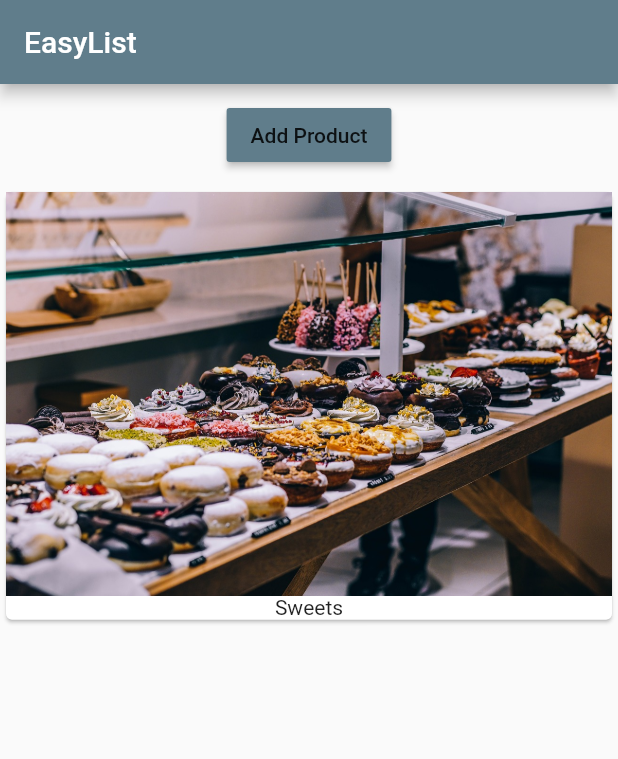
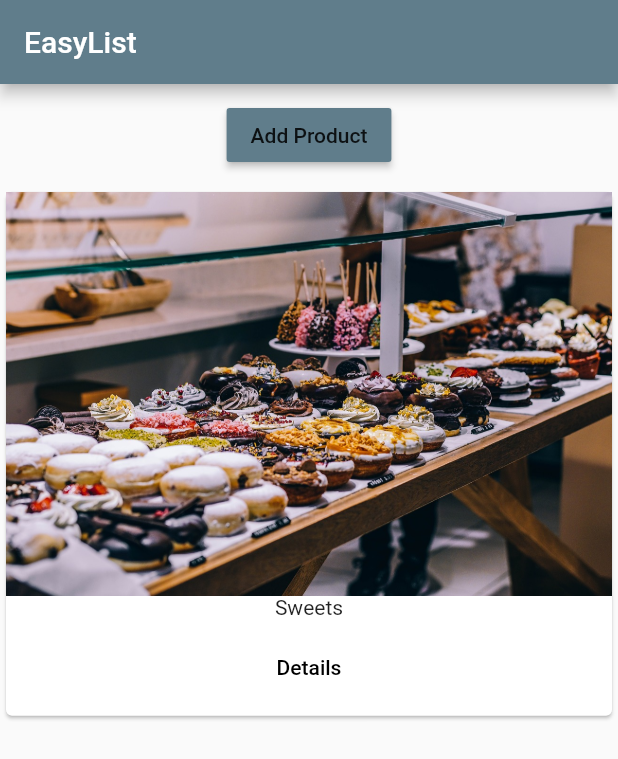
Before and after one commit to ElenaHrndz/food_app-flutter, a Flutter app: the screen it shows after launch, after a tap on "Add Product", on a phone screen of 412 x 824 dp. Shown: the top 759 px of the screen. Run offline on Flutter 3.47's test engine with Material 2 defaults, Android fonts, the phone set to English and light mode, and no system bars.

Commit message:
add pages

```diff
--- a/lib/main.dart
+++ b/lib/main.dart
@@ -1,7 +1,7 @@
 import 'package:flutter/material.dart';
 // import 'package:flutter/rendering.dart';
 
-import './product_manager.dart';
+import './pages/home.dart';
 
 void main(){
   // debugPaintSizeEnabled = true;
@@ -19,12 +19,7 @@ class MyApp extends StatelessWidget {
         brightness: Brightness.light,
         primarySwatch: Colors.blueGrey,
         accentColor: Colors.cyan),
-      home: Scaffold(
-        appBar: AppBar(
-          title: Text('EasyList'),
-        ),
-        body: ProductManager(),
-      ),
+      home: HomePage(),
     );
   }
 }
--- /dev/null
+++ b/lib/pages/home.dart
@@ -0,0 +1,15 @@
+import 'package:flutter/material.dart';
+
+import '../product_manager.dart';
+
+class HomePage extends StatelessWidget {
+  @override
+  Widget build(BuildContext context) {
+    return  Scaffold(
+        appBar: AppBar(
+          title: Text('EasyList'),
+        ),
+        body: ProductManager(),
+    );
+  }
+}
--- /dev/null
+++ b/lib/pages/product.dart
@@ -0,0 +1,15 @@
+import 'package:flutter/material.dart';
+
+class ProductPage extends StatelessWidget {
+  @override
+  Widget build(BuildContext context) {
+    return Scaffold(
+      appBar: AppBar(
+        title: Text('Product Dateils')
+      ),
+      body: Center(
+        child: Text('On the Product Page'),
+      ),
+    );
+  }
+}
--- a/lib/products.dart
+++ b/lib/products.dart
@@ -12,25 +12,32 @@ class Products extends StatelessWidget {
       child: Column(
         children: <Widget>[
           Image.asset('assets/food.jpg'),
-          Text(products[index])
+          Text(products[index]),
+          ButtonBar(
+            alignment: MainAxisAlignment.center,
+            children: <Widget>[
+              FlatButton(
+                child: Text('Details'),
+                onPressed: () => {},
+              )
+            ],
+          )
         ],
       ),
     );
   }
 
   Widget _buildProductList() {
-    Widget productCard;
+    Widget productCards;
     if (products.length > 0 ) {
-      productCard = ListView.builder(
+      productCards = ListView.builder(
       itemBuilder: _buildProductItem,
       itemCount: products.length,
     );
     }else{
-      productCard = Center(
-        child: Text('No products found, please add some'),
-      );
+      productCards = Container();
     }
-    return productCard;
+    return productCards;
   }
 
   @override
```
